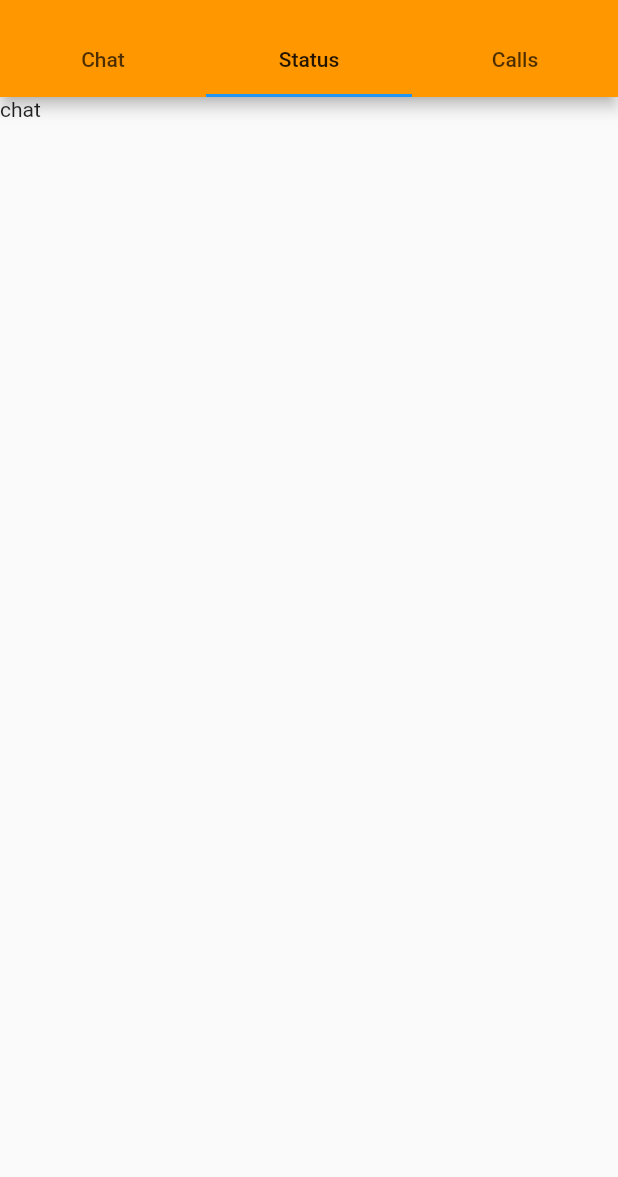
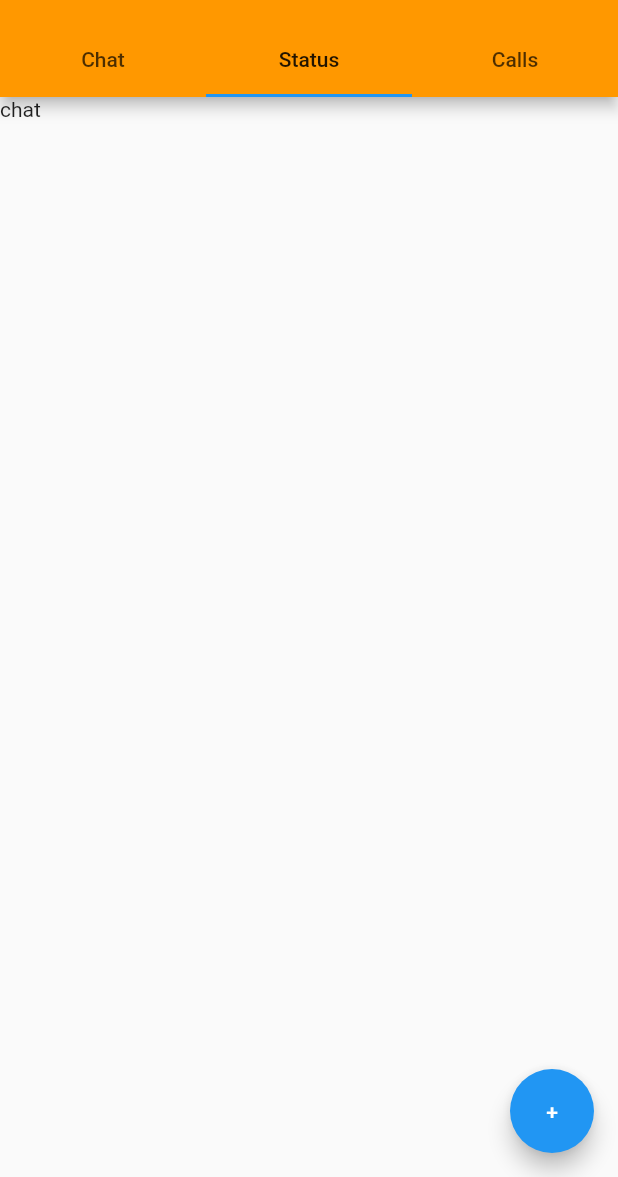
Before and after one commit to frontenddevtrainer/edureka_chat_app, a Flutter app: the screen it shows after launch, on a phone screen of 412 x 824 dp, the part 59-1236 px from its top. Run offline on Flutter 3.47's test engine with Material 2 defaults, Android fonts, the phone set to English and light mode, and no system bars.

Commit message:
Floating Action Button

```diff
--- a/lib/main.dart
+++ b/lib/main.dart
@@ -42,6 +42,8 @@ class ChatHome extends StatelessWidget {
                 )
               ]),
             ),
+            floatingActionButton:
+                const FloatingActionButton(onPressed: null, child: Text("+")),
             body: const TabBarView(children: [
               Text("hello"),
               Text("chat"),
```
